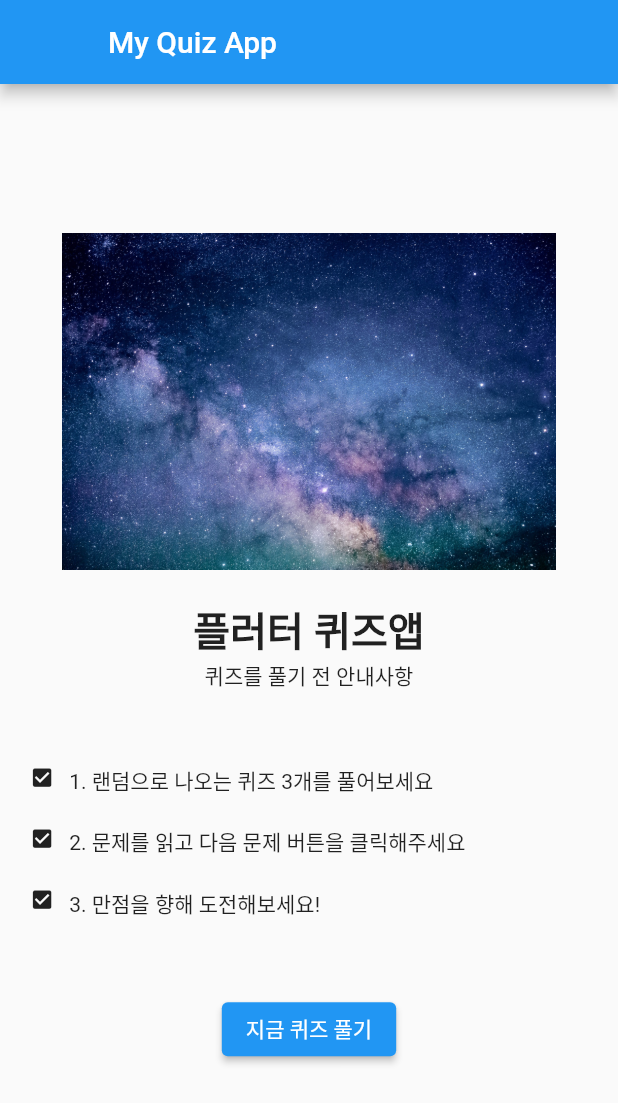
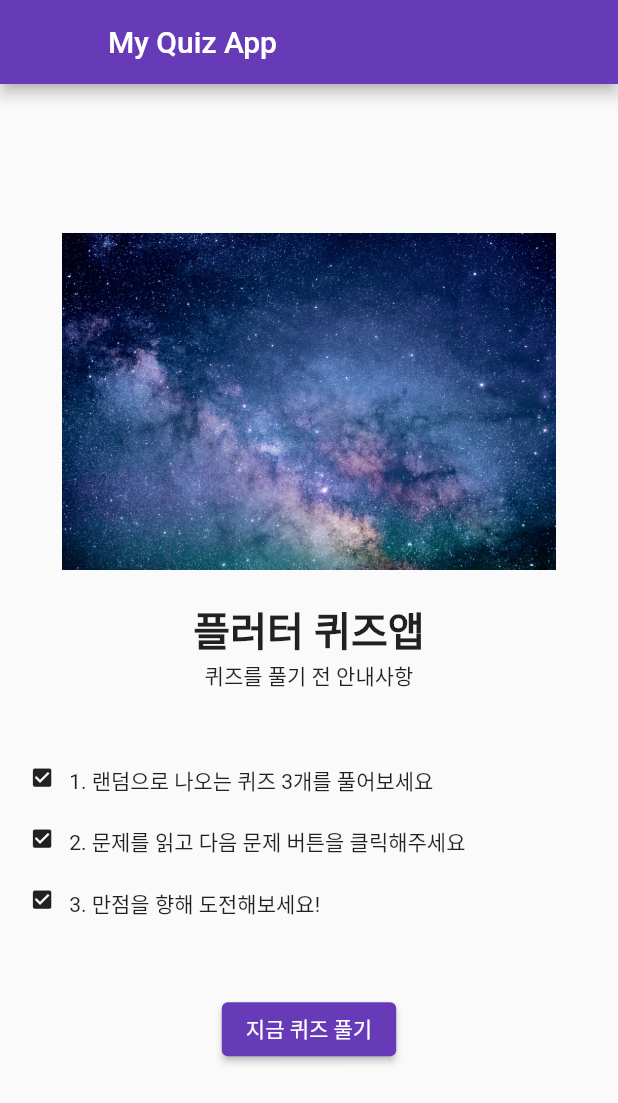
Before and after one commit to igit322/Flutter, a Flutter app: the screen it shows after launch, on a phone screen of 412 x 824 dp. Shown: the top 1103 px of the screen. Run offline on Flutter 3.47's test engine with Material 2 defaults, Android fonts, the phone set to English and light mode, and no system bars.

Commit message:
Add files via upload

```diff
--- a/lib/main.dart
+++ b/lib/main.dart
@@ -13,9 +13,9 @@ class MyApp extends StatelessWidget {
   Widget build(BuildContext context) {
     return MaterialApp(
         title: 'Flutter 퀴즈앱',
-        // theme: ThemeData(
-        //   primarySwatch: Colors.blueGrey,
-        // ),
+        theme: ThemeData(
+          primarySwatch: Colors.deepPurple,
+        ),
         home: HomeScreen());
   }
 }
```
